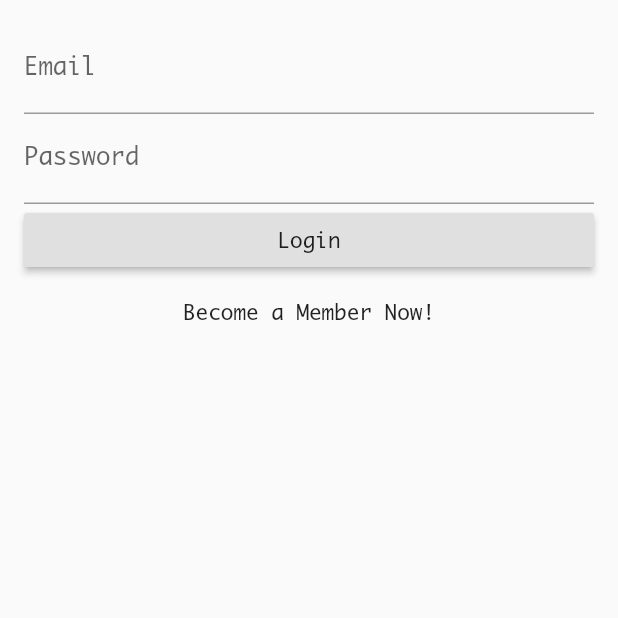
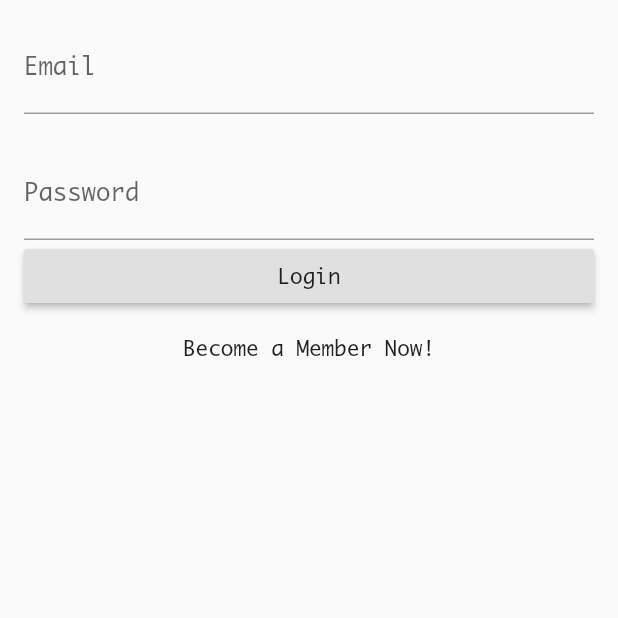
Before and after one commit to Luke-Vader/artcab, a Flutter app: the screen it shows after launch, on a phone screen of 412 x 824 dp, the top half of it. Run offline on Flutter 3.47's test engine with Material 2 defaults, Android fonts, the phone set to English and light mode, and no system bars; our stand-ins replace firebase_auth; accounts and stored records are empty.

Commit message:
Update login_page.dart
doing stuff to the registration page

Co-Authored-By: Sanket Mandal <sanketmndl@users.noreply.github.com>

```diff
--- a/artcab/lib/login_page.dart
+++ b/artcab/lib/login_page.dart
@@ -16,7 +16,7 @@ class _LoginPageState extends State<LoginPage> {
 
   final formKey = new GlobalKey<FormState>();
   final cursorColor = Colors.red;
-
+  final sizedBoxSpace = SizedBox(height: 24);
   String _name;
   String _phone;
   String _organisation;
@@ -78,6 +78,7 @@ class _LoginPageState extends State<LoginPage> {
 
   @override
   Widget build(BuildContext context) {
+
     return new Scaffold(
       body: new Container(
         padding: const EdgeInsets.all(16.0),
@@ -106,6 +107,7 @@ class _LoginPageState extends State<LoginPage> {
           cursorColor: cursorColor,
           onSaved: (value) => _email = value,
         ),
+        sizedBoxSpace,
         new TextFormField(
           decoration: new InputDecoration(labelText: 'Password'),
           cursorColor: cursorColor,
@@ -117,18 +119,40 @@ class _LoginPageState extends State<LoginPage> {
     } else {
       return [
         new TextFormField(
-          decoration: new InputDecoration(labelText: 'Name'),
+          decoration: new InputDecoration(
+            labelText: 'Name*',
+            filled: true,
+          ),
           cursorColor: cursorColor,
           validator: (value) => value.isEmpty ? 'Name can\'t be empty' : null,
           onSaved: (value) => _name = value,
         ),
+        sizedBoxSpace,
         new TextFormField(
           cursorColor: cursorColor,
-          decoration: new InputDecoration(labelText: 'Contact Number'),
+          decoration: new InputDecoration(
+            labelText: 'Contact Number*',
+            filled: true,
+          ),
           validator: (value) => value.isEmpty ? 'Contact Number can\t be empty' : null,
         ),
+        sizedBoxSpace,
         new TextFormField(
-          decoration: new InputDecoration(labelText: 'Password'),
+          cursorColor: cursorColor,
+          decoration: new InputDecoration(
+            labelText: 'Organisation',
+          ),
+        ),
+        sizedBoxSpace,
+        new TextFormField(
+          cursorColor: cursorColor,
+          decoration: new InputDecoration(labelText: 'Film Quote'),
+          maxLines: 3,
+        ),
+        sizedBoxSpace,
+        new TextFormField(
+          decoration: new InputDecoration(
+            labelText: 'Password*'),
           validator: (value) => value.isEmpty ? 'Password can\'t be empty' : null,
           onSaved: (value) => _password = value,
           obscureText: true,
```
